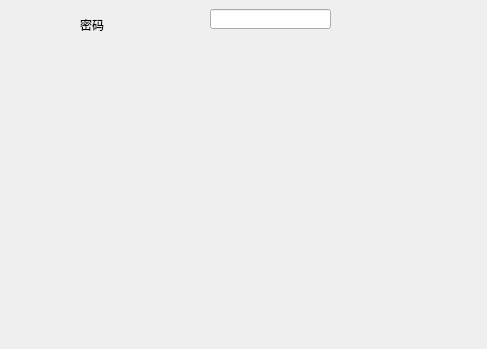
First picture: the form in QtStudy/dialog.ui, repository leoembedded/QtStudy, before the edit; both pictures show x 0 to 487 and y 131 to 480 of the 854 by 480 pixel window.
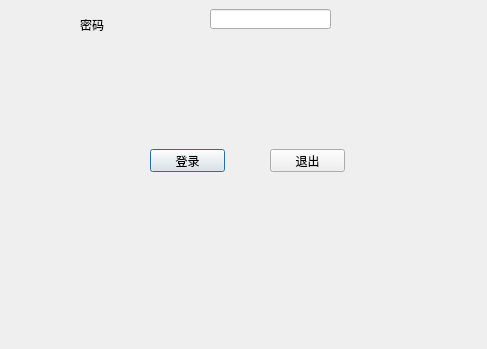
Second picture: the form after the edit.

```diff
--- a/QtStudy/dialog.ui
+++ b/QtStudy/dialog.ui
@@ -59,6 +59,32 @@
     </rect>
    </property>
   </widget>
+  <widget class="QPushButton" name="pushButton">
+   <property name="geometry">
+    <rect>
+     <x>150</x>
+     <y>280</y>
+     <width>75</width>
+     <height>23</height>
+    </rect>
+   </property>
+   <property name="text">
+    <string>登录</string>
+   </property>
+  </widget>
+  <widget class="QPushButton" name="pushButton_2">
+   <property name="geometry">
+    <rect>
+     <x>270</x>
+     <y>280</y>
+     <width>75</width>
+     <height>23</height>
+    </rect>
+   </property>
+   <property name="text">
+    <string>退出</string>
+   </property>
+  </widget>
  </widget>
  <resources/>
  <connections/>
```
